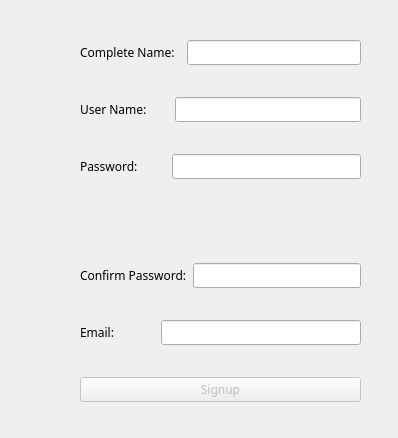
Before: the Qt Designer form signup.ui in AlirezaM02/AP_Project, drawn with Qt 5.
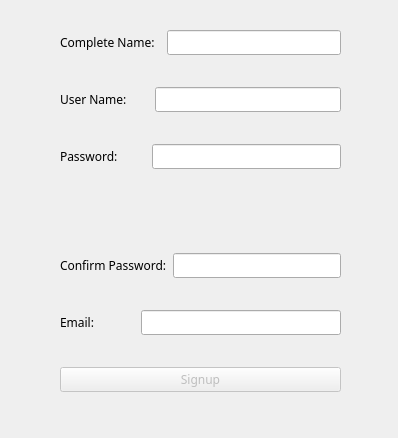
After: the same form once the commit is applied.

Diff of the .ui file:
```diff
--- a/signup.ui
+++ b/signup.ui
@@ -16,8 +16,8 @@
   <widget class="QWidget" name="layoutWidget">
    <property name="geometry">
     <rect>
-     <x>80</x>
-     <y>40</y>
+     <x>60</x>
+     <y>30</y>
      <width>281</width>
      <height>362</height>
     </rect>
```
Left out of the diff: 2 changed lines with no effect on the pictures.
